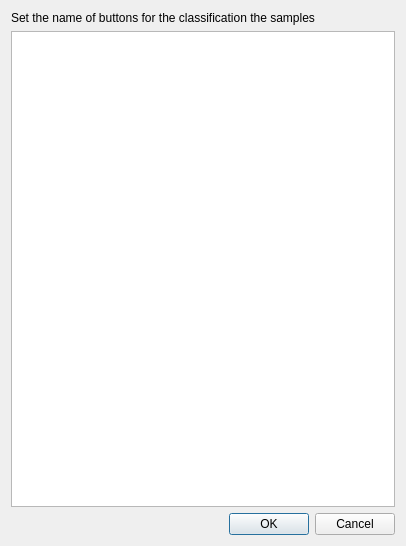
The window that ui/classification_buttons_config.ui (SMByC/AcATaMa) describes before a commit, drawn with Qt 5.
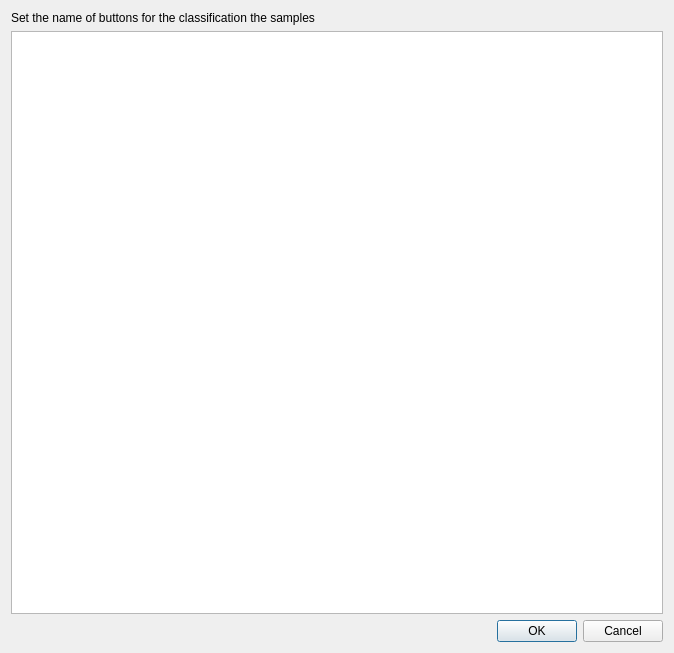
The same window after the commit.

Commit message: Classification buttons config dialog now has color and thematic raster class row

Diff of the .ui file:
```diff
--- a/ui/classification_buttons_config.ui
+++ b/ui/classification_buttons_config.ui
@@ -6,8 +6,8 @@
    <rect>
     <x>0</x>
     <y>0</y>
-    <width>406</width>
-    <height>546</height>
+    <width>674</width>
+    <height>653</height>
    </rect>
   </property>
   <property name="windowTitle">
```
The commit also changes 1 other file.
